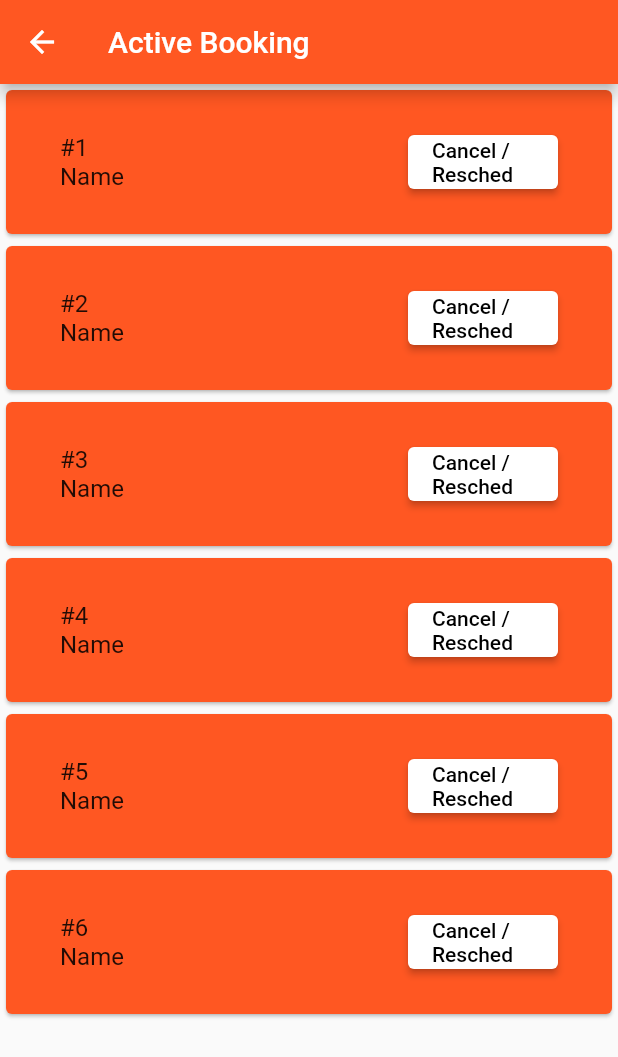
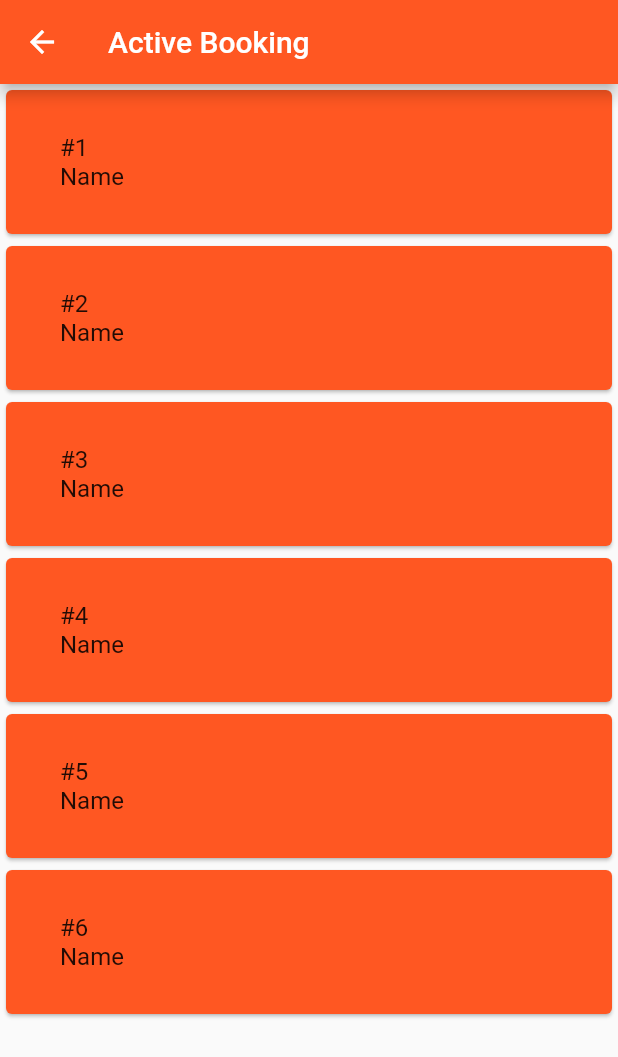
Before and after one commit to ekyut123/THESIS, a Flutter app: the BookingHistory screen opened directly, on a phone screen of 412 x 824 dp. Shown: the top 1057 px of the screen. Run offline on Flutter 3.47's test engine with Material 2 defaults, Android fonts, the phone set to English and light mode, and no system bars; our stand-ins replace anim_search_bar, cloud_firestore, firebase_auth, firebase_core, form_field_validator, intl_phone_field and 1 more; missing offline and left inert: date_time_picker_widget; accounts and stored records are empty.

Commit message:
Update booking-history.dart

```diff
--- a/lib/navpages/booking-history.dart
+++ b/lib/navpages/booking-history.dart
@@ -32,30 +32,7 @@ class _BookingHistory extends State<BookingHistory> {
               color: Colors.deepOrange,
               child: Padding(
                 padding: const EdgeInsets.all(20.0),
-                child: ListTile(
-                  title: Text(data[index]),
-                  trailing: SizedBox(
-                    width: 100,
-                    child: Row(children: [
-                      Expanded(
-                        child: ElevatedButton(
-                            // ignore: sort_child_properties_last
-                            child: const Text("Cancel / Resched"),
-                            onPressed: () {
-                              setState(() {
-                                data.removeAt(index);
-                              });
-                            },
-                            style: ElevatedButton.styleFrom(
-                                backgroundColor: Colors
-                                    .white, //change for background color of the button
-                                foregroundColor: Colors
-                                    .black) //change for the text color of button
-                            ),
-                      ),
-                    ]),
-                  ),
-                ),
+                child: ListTile(title: Text(data[index])),
               ),
             );
           }),
```
